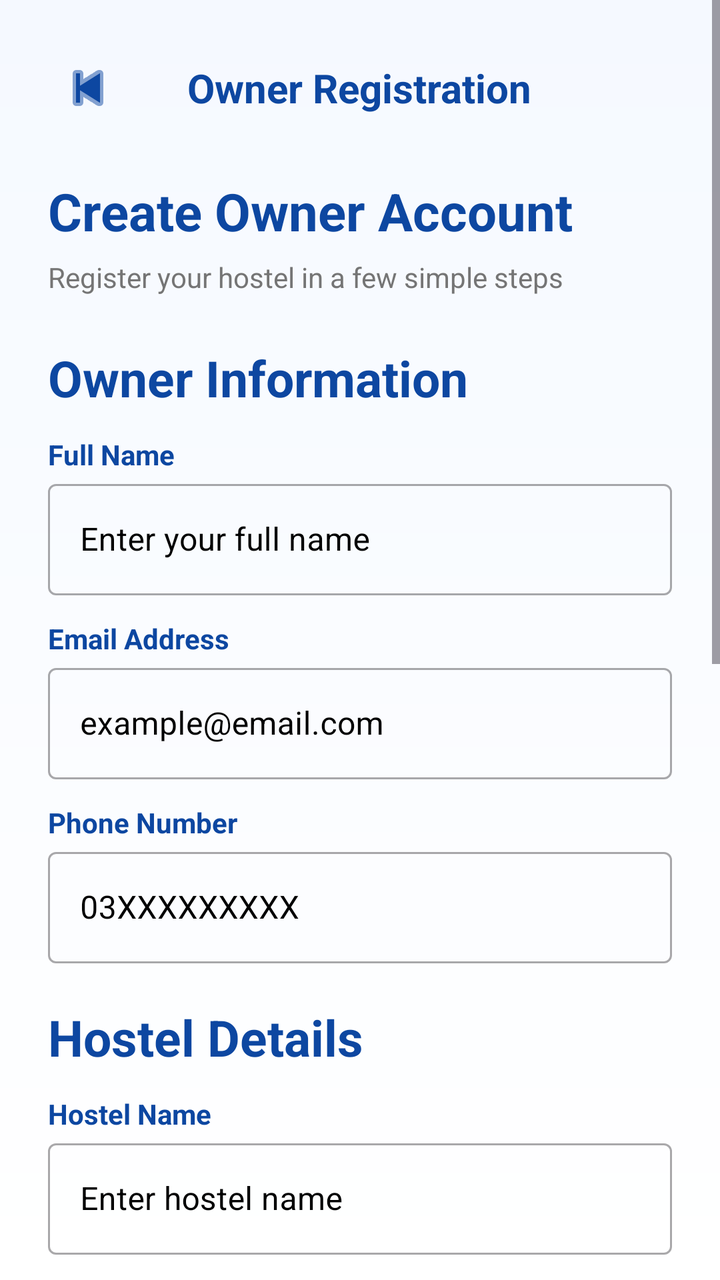
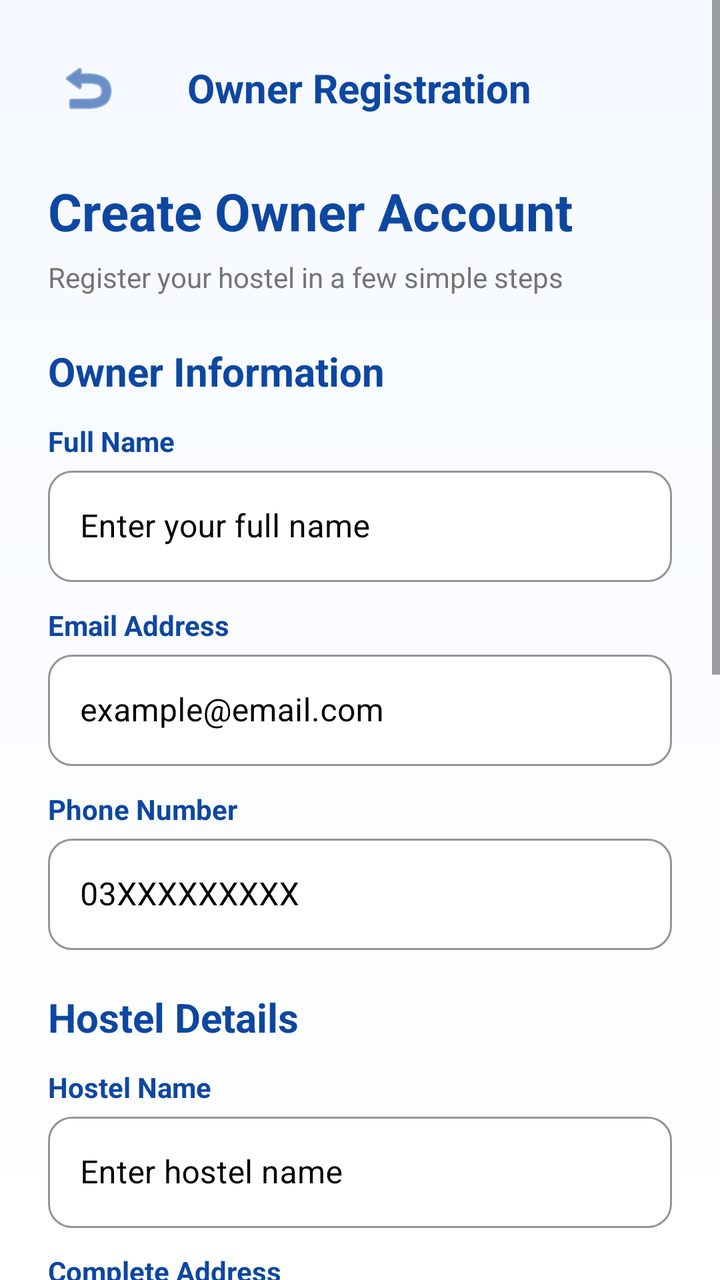

The first picture is an Android layout as it rendered before a commit; the second is the same layout after the commit. The layout source and the unified diff follow.
<!-- AndroidManifest.xml: application theme Theme.Hostello -->
<!-- res/layout/activity_owner_registration.xml -->
<?xml version="1.0" encoding="utf-8"?>
<ScrollView xmlns:android="http://schemas.android.com/apk/res/android"
    xmlns:app="http://schemas.android.com/apk/res-auto"
    android:layout_width="match_parent"
    android:layout_height="match_parent"
    android:background="@drawable/bg_registration"
    android:fillViewport="true">

    <LinearLayout
        android:layout_width="match_parent"
        android:layout_height="wrap_content"
        android:orientation="vertical"
        android:padding="24dp">

        
        <RelativeLayout
            android:layout_width="match_parent"
            android:layout_height="wrap_content"
            android:layout_marginBottom="24dp">

            <ImageButton
                android:id="@+id/back_button"
                android:layout_width="40dp"
                android:layout_height="40dp"
                android:background="?attr/selectableItemBackgroundBorderless"
                android:src="@android:drawable/ic_media_previous"
                app:tint="@color/dark_blue" />

            <TextView
                android:layout_width="wrap_content"
                android:layout_height="wrap_content"
                android:layout_centerInParent="true"
                android:text="Owner Registration"
                android:textSize="20sp"
                android:textStyle="bold"
                android:textColor="@color/dark_blue" />
        </RelativeLayout>

        
        <TextView
            android:layout_width="wrap_content"
            android:layout_height="wrap_content"
            android:text="Create Owner Account"
            android:textSize="26sp"
            android:textStyle="bold"
            android:textColor="@color/dark_blue"
            android:layout_marginBottom="6dp" />

        <TextView
            android:layout_width="wrap_content"
            android:layout_height="wrap_content"
            android:text="Register your hostel in a few simple steps"
            android:textSize="14sp"
            android:textColor="#757575"
            android:layout_marginBottom="24dp" />

        
        <TextView
            android:layout_width="wrap_content"
            android:layout_height="wrap_content"
            android:text="Owner Information"
            android:textStyle="bold"
            android:textSize="25sp"
            android:textColor="@color/dark_blue"
            android:layout_marginBottom="12dp" />

        
        <TextView
            android:layout_width="wrap_content"
            android:layout_height="wrap_content"
            android:text="Full Name"
            android:textStyle="bold"
            android:textColor="@color/dark_blue" />

        <com.google.android.material.textfield.TextInputLayout
            android:layout_width="match_parent"
            android:layout_height="wrap_content"
            android:hint="Enter your full name"
            android:textColorHint="@color/black"
            style="@style/Widget.MaterialComponents.TextInputLayout.OutlinedBox">

            <com.google.android.material.textfield.TextInputEditText
                android:id="@+id/full_name_input"
                android:layout_width="match_parent"
                android:layout_height="wrap_content" />
        </com.google.android.material.textfield.TextInputLayout>

        
        <TextView
            android:layout_width="wrap_content"
            android:layout_height="wrap_content"
            android:text="Email Address"
            android:textStyle="bold"
            android:textColor="@color/dark_blue"
            android:layout_marginTop="12dp" />

        <com.google.android.material.textfield.TextInputLayout
            android:layout_width="match_parent"
            android:layout_height="wrap_content"
            android:hint="example@email.com"
            android:textColorHint="@color/black"
            style="@style/Widget.MaterialComponents.TextInputLayout.OutlinedBox">

            <com.google.android.material.textfield.TextInputEditText
                android:id="@+id/email_input"
                android:layout_width="match_parent"
                android:layout_height="wrap_content"
                android:inputType="textEmailAddress" />
        </com.google.android.material.textfield.TextInputLayout>

        
        <TextView
            android:layout_width="wrap_content"
            android:layout_height="wrap_content"
            android:text="Phone Number"
            android:textStyle="bold"
            android:textColor="@color/dark_blue"
            android:layout_marginTop="12dp" />

        <com.google.android.material.textfield.TextInputLayout
            android:layout_width="match_parent"
            android:layout_height="wrap_content"
            android:hint="03XXXXXXXXX"
            android:textColorHint="@color/black"
            style="@style/Widget.MaterialComponents.TextInputLayout.OutlinedBox">

            <com.google.android.material.textfield.TextInputEditText
                android:id="@+id/phone_input"
                android:layout_width="match_parent"
                android:layout_height="wrap_content"
                android:inputType="phone" />
        </com.google.android.material.textfield.TextInputLayout>

        
        <TextView
            android:layout_width="wrap_content"
            android:layout_height="wrap_content"
            android:text="Hostel Details"
            android:textStyle="bold"
            android:textSize="25sp"
            android:textColor="@color/dark_blue"
            android:layout_marginTop="20dp"
            android:layout_marginBottom="12dp" />

        
        <TextView
            android:layout_width="wrap_content"
            android:layout_height="wrap_content"
            android:text="Hostel Name"
            android:textStyle="bold"
            android:textColor="@color/dark_blue" />

        <com.google.android.material.textfield.TextInputLayout
            android:layout_width="match_parent"
            android:layout_height="wrap_content"
            android:hint="Enter hostel name"
            android:textColorHint="@color/black"
            style="@style/Widget.MaterialComponents.TextInputLayout.OutlinedBox">

            <com.google.android.material.textfield.TextInputEditText
                android:id="@+id/hostel_name_input"
                android:layout_width="match_parent"
                android:layout_height="wrap_content" />
        </com.google.android.material.textfield.TextInputLayout>

        
        <TextView
            android:layout_width="wrap_content"
            android:layout_height="wrap_content"
            android:text="Complete Address"
            android:textStyle="bold"
            android:textColor="@color/dark_blue"
            android:layout_marginTop="12dp" />

        <com.google.android.material.textfield.TextInputLayout
            android:layout_width="match_parent"
            android:layout_height="wrap_content"
            android:hint="Street, Area, City"
            android:textColorHint="@color/black"
            style="@style/Widget.MaterialComponents.TextInputLayout.OutlinedBox">

            <com.google.android.material.textfield.TextInputEditText
                android:id="@+id/address_input"
                android:layout_width="match_parent"
                android:layout_height="wrap_content"
                android:minLines="2"
                android:inputType="textMultiLine" />
        </com.google.android.material.textfield.TextInputLayout>

        
        <TextView
            android:layout_width="wrap_content"
            android:layout_height="wrap_content"
            android:text="City"
            android:textStyle="bold"
            android:textColor="@color/dark_blue"
            android:layout_marginTop="12dp" />

        <com.google.android.material.textfield.TextInputLayout
            android:layout_width="match_parent"
            android:layout_height="wrap_content"
            android:hint="Enter city"
            android:textColorHint="@color/black"
            style="@style/Widget.MaterialComponents.TextInputLayout.OutlinedBox">

            <com.google.android.material.textfield.TextInputEditText
                android:id="@+id/city_input"
                android:layout_width="match_parent"
                android:layout_height="wrap_content" />
        </com.google.android.material.textfield.TextInputLayout>

        
        <TextView
            android:layout_width="wrap_content"
            android:layout_height="wrap_content"
            android:text="Account Security"
            android:textStyle="bold"
            android:textSize="25sp"
            android:textColor="@color/dark_blue"
            android:layout_marginTop="20dp"
            android:layout_marginBottom="12dp" />

        
        <TextView
            android:layout_width="wrap_content"
            android:layout_height="wrap_content"
            android:text="Password"
            android:textStyle="bold"
            android:textColor="@color/dark_blue" />

        <com.google.android.material.textfield.TextInputLayout
            android:layout_width="match_parent"
            android:layout_height="wrap_content"
            android:hint="Minimum 6 characters"
            android:textColorHint="@color/black"
            app:passwordToggleEnabled="true"
            style="@style/Widget.MaterialComponents.TextInputLayout.OutlinedBox">

            <com.google.android.material.textfield.TextInputEditText
                android:id="@+id/password_input"
                android:layout_width="match_parent"
                android:layout_height="wrap_content"
                android:inputType="textPassword" />
        </com.google.android.material.textfield.TextInputLayout>

        
        <TextView
            android:layout_width="wrap_content"
            android:layout_height="wrap_content"
            android:text="Confirm Password"
            android:textStyle="bold"
            android:textColor="@color/dark_blue"
            android:layout_marginTop="12dp" />

        <com.google.android.material.textfield.TextInputLayout
            android:layout_width="match_parent"
            android:layout_height="wrap_content"
            android:hint="Re-enter password"
            android:textColorHint="@color/black"
            app:passwordToggleEnabled="true"
            style="@style/Widget.MaterialComponents.TextInputLayout.OutlinedBox">

            <com.google.android.material.textfield.TextInputEditText
                android:id="@+id/confirm_password_input"
                android:layout_width="match_parent"
                android:layout_height="wrap_content"
                android:inputType="textPassword" />
        </com.google.android.material.textfield.TextInputLayout>

        
        <CheckBox
            android:id="@+id/terms_checkbox"
            android:layout_width="wrap_content"
            android:layout_height="wrap_content"
            android:text="I agree to the Terms &amp; Conditions"
            android:textColor="#757575"
            android:layout_marginTop="16dp" />

        
        <androidx.cardview.widget.CardView
            android:id="@+id/register_button"
            android:layout_width="match_parent"
            android:layout_height="54dp"
            android:layout_marginTop="24dp"
            app:cardCornerRadius="28dp"
            app:cardElevation="6dp"
            android:background="@color/dark_blue">

            <TextView
                android:layout_width="wrap_content"
                android:layout_height="wrap_content"
                android:layout_gravity="center"
                android:text="Create Account"
                android:textColor="@android:color/white"
                android:textStyle="bold"
                android:textSize="16sp" />
        </androidx.cardview.widget.CardView>

    </LinearLayout>
</ScrollView>
<!-- resources referenced by this layout -->
<resources>
  <color name="black">#FF000000</color>
  <color name="dark_blue">#0D47A1</color>
  <!-- drawable bg_registration (drawable) -->
  <shape xmlns:android="http://schemas.android.com/apk/res/android">
      <gradient
          android:startColor="#F5F9FF"
          android:endColor="#FFFFFF"
          android:angle="270"/>
  </shape>
  <style name="Theme.Hostello" parent="Base.Theme.Hostello" />
  <style name="Base.Theme.Hostello" parent="Theme.Material3.DayNight.NoActionBar">
          <item name="colorPrimary">@color/black</item>
      </style>
</resources>

<!-- the commit's change to res/layout/activity_owner_registration.xml (unified diff, before → after) -->
@@ -23,7 +23,7 @@
                 android:layout_width="40dp"
                 android:layout_height="40dp"
                 android:background="?attr/selectableItemBackgroundBorderless"
-                android:src="@android:drawable/ic_media_previous"
+                android:src="@android:drawable/ic_menu_revert"
                 app:tint="@color/dark_blue" />
 
             <TextView
@@ -60,7 +60,7 @@
             android:layout_height="wrap_content"
             android:text="Owner Information"
             android:textStyle="bold"
-            android:textSize="25sp"
+            android:textSize="20sp"
             android:textColor="@color/dark_blue"
             android:layout_marginBottom="12dp" />
 
@@ -73,16 +73,18 @@
             android:textColor="@color/dark_blue" />
 
         <com.google.android.material.textfield.TextInputLayout
+            style="@style/BlackBorderTextInput"
             android:layout_width="match_parent"
             android:layout_height="wrap_content"
             android:hint="Enter your full name"
             android:textColorHint="@color/black"
-            style="@style/Widget.MaterialComponents.TextInputLayout.OutlinedBox">
+            >
 
             <com.google.android.material.textfield.TextInputEditText
                 android:id="@+id/full_name_input"
                 android:layout_width="match_parent"
-                android:layout_height="wrap_content" />
+                android:layout_height="wrap_content"
+                android:textColorHint="@android:color/black" />
         </com.google.android.material.textfield.TextInputLayout>
 
         
@@ -95,17 +97,18 @@
             android:layout_marginTop="12dp" />
 
         <com.google.android.material.textfield.TextInputLayout
+            style="@style/BlackBorderTextInput"
             android:layout_width="match_parent"
             android:layout_height="wrap_content"
             android:hint="example@email.com"
-            android:textColorHint="@color/black"
-            style="@style/Widget.MaterialComponents.TextInputLayout.OutlinedBox">
+            android:textColorHint="@color/black">
 
             <com.google.android.material.textfield.TextInputEditText
                 android:id="@+id/email_input"
                 android:layout_width="match_parent"
                 android:layout_height="wrap_content"
-                android:inputType="textEmailAddress" />
+                android:inputType="textEmailAddress"
+                android:textColorHint="@android:color/black" />
         </com.google.android.material.textfield.TextInputLayout>
 
         
@@ -118,17 +121,18 @@
             android:layout_marginTop="12dp" />
 
         <com.google.android.material.textfield.TextInputLayout
+            style="@style/BlackBorderTextInput"
             android:layout_width="match_parent"
             android:layout_height="wrap_content"
             android:hint="03XXXXXXXXX"
-            android:textColorHint="@color/black"
-            style="@style/Widget.MaterialComponents.TextInputLayout.OutlinedBox">
+            android:textColorHint="@color/black">
 
             <com.google.android.material.textfield.TextInputEditText
                 android:id="@+id/phone_input"
                 android:layout_width="match_parent"
                 android:layout_height="wrap_content"
-                android:inputType="phone" />
+                android:inputType="phone"
+                android:textColorHint="@android:color/black" />
         </com.google.android.material.textfield.TextInputLayout>
 
         
@@ -137,7 +141,7 @@
             android:layout_height="wrap_content"
             android:text="Hostel Details"
             android:textStyle="bold"
-            android:textSize="25sp"
+            android:textSize="20sp"
             android:textColor="@color/dark_blue"
             android:layout_marginTop="20dp"
             android:layout_marginBottom="12dp" />
@@ -151,16 +155,17 @@
             android:textColor="@color/dark_blue" />
 
         <com.google.android.material.textfield.TextInputLayout
+            style="@style/BlackBorderTextInput"
             android:layout_width="match_parent"
             android:layout_height="wrap_content"
             android:hint="Enter hostel name"
-            android:textColorHint="@color/black"
-            style="@style/Widget.MaterialComponents.TextInputLayout.OutlinedBox">
+            android:textColorHint="@color/black">
 
             <com.google.android.material.textfield.TextInputEditText
                 android:id="@+id/hostel_name_input"
                 android:layout_width="match_parent"
-                android:layout_height="wrap_content" />
+                android:layout_height="wrap_content"
+                android:textColorHint="@android:color/black" />
         </com.google.android.material.textfield.TextInputLayout>
 
         
@@ -173,18 +178,19 @@
             android:layout_marginTop="12dp" />
 
         <com.google.android.material.textfield.TextInputLayout
+            style="@style/BlackBorderTextInput"
             android:layout_width="match_parent"
             android:layout_height="wrap_content"
             android:hint="Street, Area, City"
-            android:textColorHint="@color/black"
-            style="@style/Widget.MaterialComponents.TextInputLayout.OutlinedBox">
+            android:textColorHint="@color/black">
 
             <com.google.android.material.textfield.TextInputEditText
                 android:id="@+id/address_input"
                 android:layout_width="match_parent"
                 android:layout_height="wrap_content"
                 android:minLines="2"
-                android:inputType="textMultiLine" />
+                android:inputType="textMultiLine"
+                android:textColorHint="@android:color/black" />
         </com.google.android.material.textfield.TextInputLayout>
 
         
@@ -197,16 +203,17 @@
             android:layout_marginTop="12dp" />
 
         <com.google.android.material.textfield.TextInputLayout
+            style="@style/BlackBorderTextInput"
             android:layout_width="match_parent"
             android:layout_height="wrap_content"
             android:hint="Enter city"
-            android:textColorHint="@color/black"
-            style="@style/Widget.MaterialComponents.TextInputLayout.OutlinedBox">
+            android:textColorHint="@color/black">
 
             <com.google.android.material.textfield.TextInputEditText
                 android:id="@+id/city_input"
                 android:layout_width="match_parent"
-                android:layout_height="wrap_content" />
+                android:layout_height="wrap_content"
+                android:textColorHint="@android:color/black" />
         </com.google.android.material.textfield.TextInputLayout>
 
         
@@ -215,7 +222,7 @@
             android:layout_height="wrap_content"
             android:text="Account Security"
             android:textStyle="bold"
-            android:textSize="25sp"
+            android:textSize="20sp"
             android:textColor="@color/dark_blue"
             android:layout_marginTop="20dp"
             android:layout_marginBottom="12dp" />
@@ -229,18 +236,19 @@
             android:textColor="@color/dark_blue" />
 
         <com.google.android.material.textfield.TextInputLayout
+            style="@style/BlackBorderTextInput"
             android:layout_width="match_parent"
             android:layout_height="wrap_content"
             android:hint="Minimum 6 characters"
             android:textColorHint="@color/black"
-            app:passwordToggleEnabled="true"
-            style="@style/Widget.MaterialComponents.TextInputLayout.OutlinedBox">
+            app:passwordToggleEnabled="true">
 
             <com.google.android.material.textfield.TextInputEditText
                 android:id="@+id/password_input"
                 android:layout_width="match_parent"
                 android:layout_height="wrap_content"
-                android:inputType="textPassword" />
+                android:inputType="textPassword"
+                android:textColorHint="@android:color/black" />
         </com.google.android.material.textfield.TextInputLayout>
 
         
@@ -253,18 +261,19 @@
             android:layout_marginTop="12dp" />
 
         <com.google.android.material.textfield.TextInputLayout
+            style="@style/BlackBorderTextInput"
             android:layout_width="match_parent"
             android:layout_height="wrap_content"
             android:hint="Re-enter password"
             android:textColorHint="@color/black"
-            app:passwordToggleEnabled="true"
-            style="@style/Widget.MaterialComponents.TextInputLayout.OutlinedBox">
+            app:passwordToggleEnabled="true">
 
             <com.google.android.material.textfield.TextInputEditText
                 android:id="@+id/confirm_password_input"
                 android:layout_width="match_parent"
                 android:layout_height="wrap_content"
-                android:inputType="textPassword" />
+                android:inputType="textPassword"
+                android:textColorHint="@android:color/black" />
         </com.google.android.material.textfield.TextInputLayout>
 
         
<!-- resource entries referenced after the edit -->
@@ -9,6 +9,14 @@
           android:endColor="#FFFFFF"
           android:angle="270"/>
   </shape>
+  <style name="BlackBorderTextInput" parent="Widget.MaterialComponents.TextInputLayout.OutlinedBox">
+          <item name="boxStrokeColor">@android:color/black</item>
+          <item name="boxBackgroundColor">@android:color/white</item>
+          <item name="boxCornerRadiusTopStart">12dp</item>
+          <item name="boxCornerRadiusTopEnd">12dp</item>
+          <item name="boxCornerRadiusBottomStart">12dp</item>
+          <item name="boxCornerRadiusBottomEnd">12dp</item>
+      </style>
   <style name="Theme.Hostello" parent="Base.Theme.Hostello" />
   <style name="Base.Theme.Hostello" parent="Theme.Material3.DayNight.NoActionBar">
           <item name="colorPrimary">@color/black</item>
